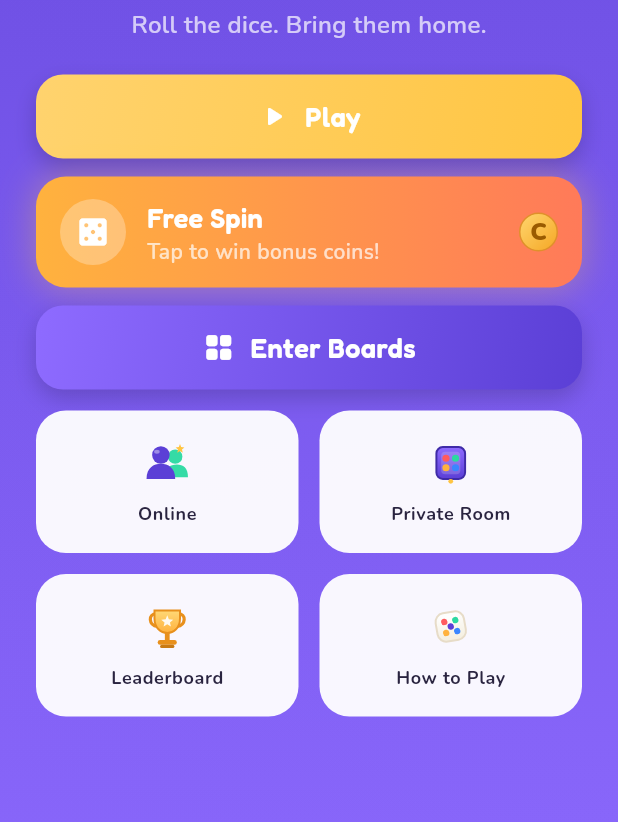
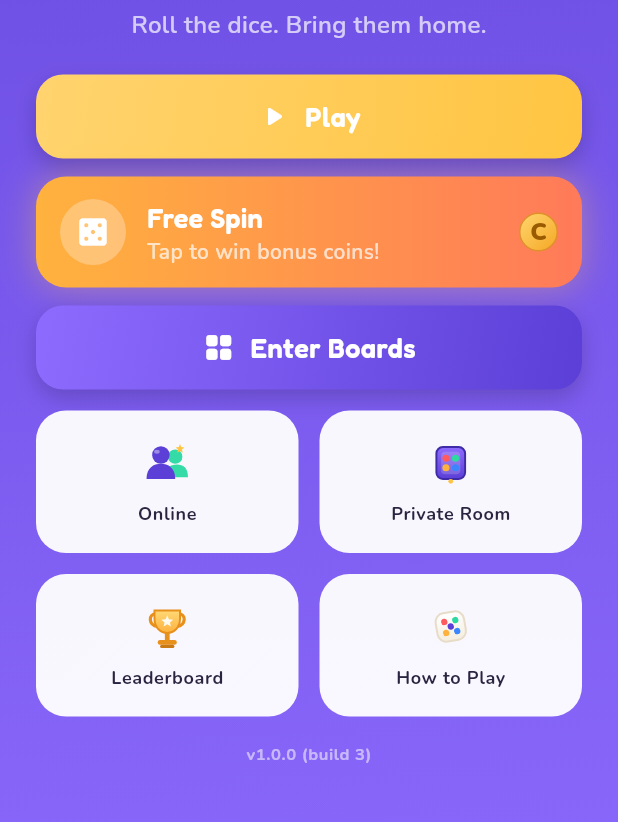
Before and after one commit to Arifur4321/LudoFriend, a Flutter app: the HomeScreen screen opened by its route, on a phone screen of 412 x 824 dp, the part 215-1037 px from its top. Run offline on Flutter 3.47's test engine with Material 3 defaults, Android fonts, the phone set to English and light mode, and no system bars; our stand-ins replace audioplayers, dio, flutter_riverpod, flutter_secure_storage, flutter_svg, go_router and 7 more; missing offline and left inert: flutter_facebook_auth; accounts and stored records are empty; network calls fail.

```diff
--- a/app/lib/features/home/presentation/home_screen.dart
+++ b/app/lib/features/home/presentation/home_screen.dart
@@ -2,6 +2,7 @@ import 'package:flutter/material.dart';
 import 'package:flutter_riverpod/flutter_riverpod.dart';
 import 'package:flutter_svg/flutter_svg.dart';
 import 'package:go_router/go_router.dart';
+import 'package:package_info_plus/package_info_plus.dart';
 
 import '../../../core/router/app_routes.dart';
 import '../../../shared/theme/app_colors.dart';
@@ -118,6 +119,10 @@ class HomeScreen extends ConsumerWidget {
                           ),
                         ],
                       ),
+                      const SizedBox(height: 18),
+                      // Lets testers confirm at a glance which build is
+                      // installed (Play versionName + versionCode).
+                      const _VersionLabel(),
                     ],
                   ),
                 ),
@@ -126,6 +131,27 @@ class HomeScreen extends ConsumerWidget {
           ),
         ),
       ),
+    );
+  }
+}
+
+/// Small "v1.0.0 (build N)" line at the bottom of the home menu.
+class _VersionLabel extends StatelessWidget {
+  const _VersionLabel();
+
+  @override
+  Widget build(BuildContext context) {
+    return FutureBuilder<PackageInfo>(
+      future: PackageInfo.fromPlatform(),
+      builder: (context, snap) {
+        final info = snap.data;
+        if (info == null) return const SizedBox.shrink();
+        return Text(
+          'v${info.version} (build ${info.buildNumber})',
+          style: AppTextStyles.label
+              .copyWith(color: Colors.white54, fontSize: 11),
+        );
+      },
     );
   }
 }
--- a/app/pubspec.yaml
+++ b/app/pubspec.yaml
@@ -1,7 +1,7 @@
 name: ludo_friends
 description: "Ludo Friends — an original animated online/offline multiplayer Ludo game."
 publish_to: "none"
-version: 1.0.0+2
+version: 1.0.0+3
 
 environment:
   sdk: ">=3.5.0 <4.0.0"
@@ -48,6 +48,9 @@ dependencies:
   share_plus: ^12.0.2
   # Opens the public legal pages (privacy / terms / data deletion) in a browser.
   url_launcher: ^6.3.1
+  # Shows the running version + build number on the home screen, so testers can
+  # instantly confirm which binary is installed.
+  package_info_plus: ^8.0.0
 
 dev_dependencies:
   flutter_test:
```
